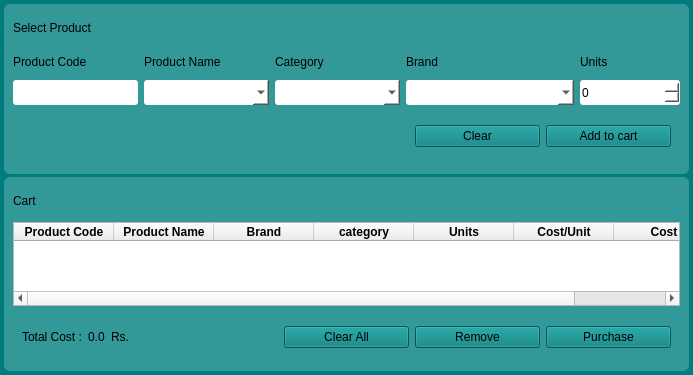
This is ui/Purchase.ui in sarin32/Supermarket-Inventory-and-Sales-Management-System as Qt 5 draws it before an edit. The edited form follows.
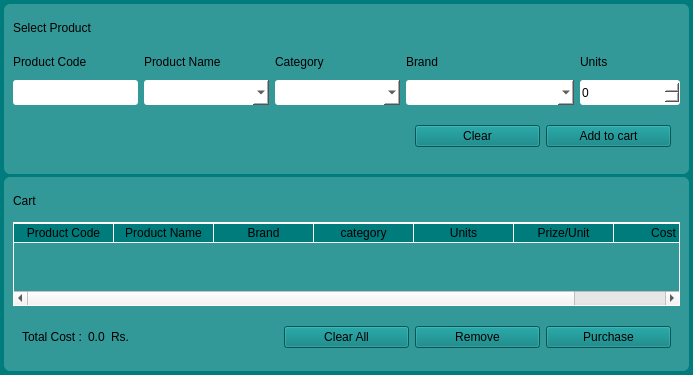
This is the edited form.

Commit message: backend implemented for purchase widget

```diff
--- a/ui/Purchase.ui
+++ b/ui/Purchase.ui
@@ -6,7 +6,7 @@
    <rect>
     <x>0</x>
     <y>0</y>
-    <width>669</width>
+    <width>693</width>
     <height>375</height>
    </rect>
   </property>
@@ -41,7 +41,38 @@
 }
 QMessageBox{
 	background-color: rgb(51, 152, 152);
-}</string>
+}
+
+QTableWidget
+{
+	gridline-color: #ffffff;
+	background-color: transparent;
+	border:1px solid rgb(255, 255, 255);
+	font: 13px  &quot;Centular&quot;;
+}
+QHeaderView {
+	background-color: transparent;
+}
+QHeaderView::section {
+	background-color: rgb(0, 124, 124);
+	font: bold 13px  &quot;Centular&quot; ;
+	border-bottom: 1px solid #fff;
+    border-right: 1px solid #fff;
+}
+QHeaderView::section:horizontal
+{
+    border-top: 1px solid #fff;
+}
+QHeaderView::section:vertical
+{
+    border-left: 1px solid #fff;
+}
+QTableWidget::item::selected 
+{
+ Color:#000; 
+ Background: #fff;
+}
+ </string>
   </property>
   <layout class="QGridLayout" name="gridLayout">
    <property name="leftMargin">
@@ -446,94 +477,52 @@
       </item>
       <item row="2" column="0" colspan="2" alignment="Qt::AlignHCenter">
        <widget class="QTableWidget" name="tableCart">
-        <property name="enabled">
-         <bool>true</bool>
-        </property>
         <property name="sizeAdjustPolicy">
          <enum>QAbstractScrollArea::AdjustToContentsOnFirstShow</enum>
         </property>
-        <property name="gridStyle">
-         <enum>Qt::DashLine</enum>
+        <property name="editTriggers">
+         <set>QAbstractItemView::NoEditTriggers</set>
         </property>
-        <property name="sortingEnabled">
-         <bool>false</bool>
+        <property name="selectionMode">
+         <enum>QAbstractItemView::SingleSelection</enum>
+        </property>
+        <property name="selectionBehavior">
+         <enum>QAbstractItemView::SelectRows</enum>
         </property>
         <column>
          <property name="text">
           <string>Product Code</string>
          </property>
-         <property name="font">
-          <font>
-           <weight>75</weight>
-           <bold>true</bold>
-          </font>
-         </property>
         </column>
         <column>
          <property name="text">
           <string>Product Name</string>
          </property>
-         <property name="font">
-          <font>
-           <weight>75</weight>
-           <bold>true</bold>
-          </font>
-         </property>
         </column>
         <column>
          <property name="text">
           <string>Brand</string>
          </property>
-         <property name="font">
-          <font>
-           <weight>75</weight>
-           <bold>true</bold>
-          </font>
-         </property>
         </column>
         <column>
          <property name="text">
           <string>category</string>
          </property>
-         <property name="font">
-          <font>
-           <weight>75</weight>
-           <bold>true</bold>
-          </font>
-         </property>
         </column>
         <column>
          <property name="text">
           <string>Units</string>
          </property>
-         <property name="font">
-          <font>
-           <weight>75</weight>
-           <bold>true</bold>
-          </font>
-         </property>
         </column>
         <column>
          <property name="text">
-          <string>Cost/Unit</string>
-         </property>
-         <property name="font">
-          <font>
-           <weight>75</weight>
-           <bold>true</bold>
-          </font>
+          <string>Prize/Unit</string>
          </property>
         </column>
         <column>
          <property name="text">
           <string>Cost</string>
          </property>
-         <property name="font">
-          <font>
-           <weight>75</weight>
-           <bold>true</bold>
-          </font>
-         </property>
         </column>
        </widget>
       </item>
```
Left out of the diff: 2 changed lines with no effect on the pictures. The commit also changes 6 other files.
